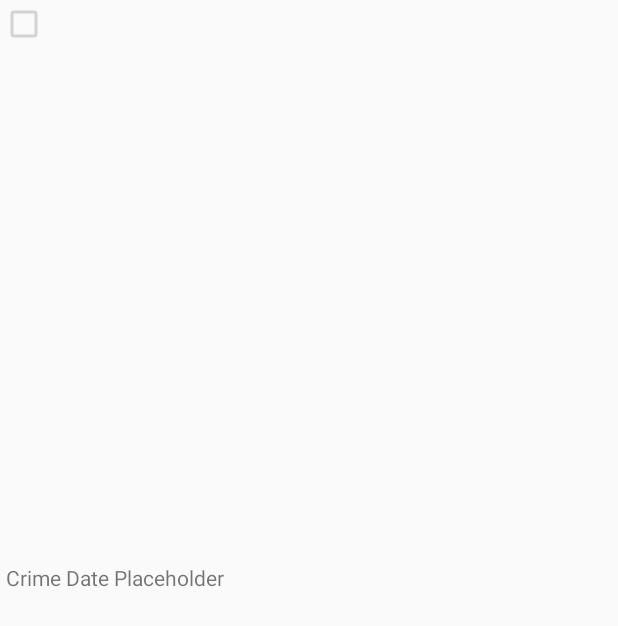
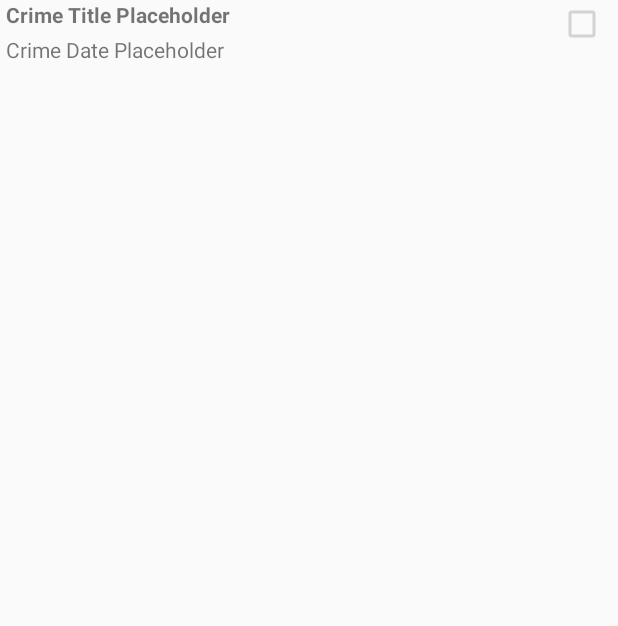
Before and after one commit to josenaves/criminal-intents, an Android app: the layout list_item_crime.xml on its own in the app's theme, with its tools: preview values and no code run, on a phone screen of 412 x 824 dp. Shown: the top 626 px of the screen. Run offline under Robolectric (Android 15) with nearby library versions, the phone set to English and light mode, and no system bars.

Commit message:
List item - layout fix

```diff
--- a/app/src/main/res/layout/list_item_crime.xml
+++ b/app/src/main/res/layout/list_item_crime.xml
@@ -7,7 +7,7 @@
         android:layout_width="wrap_content"
         android:layout_height="wrap_content"
         android:gravity="center"
-        android:layout_alignParentLeft="true"
+        android:layout_alignParentRight="true"
         android:enabled="false"
         android:padding="4dp"/>
 
```
